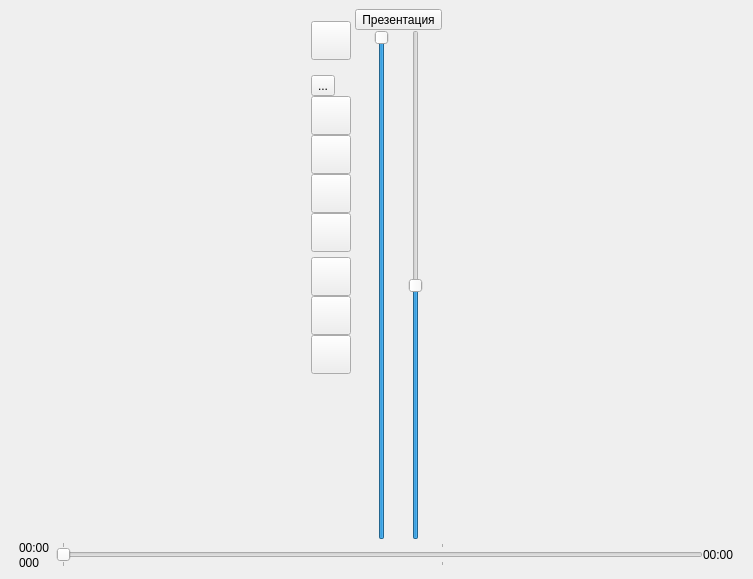
Eugene-q/PresenterPlayer, file GUI/main_window.ui: the form before one commit.
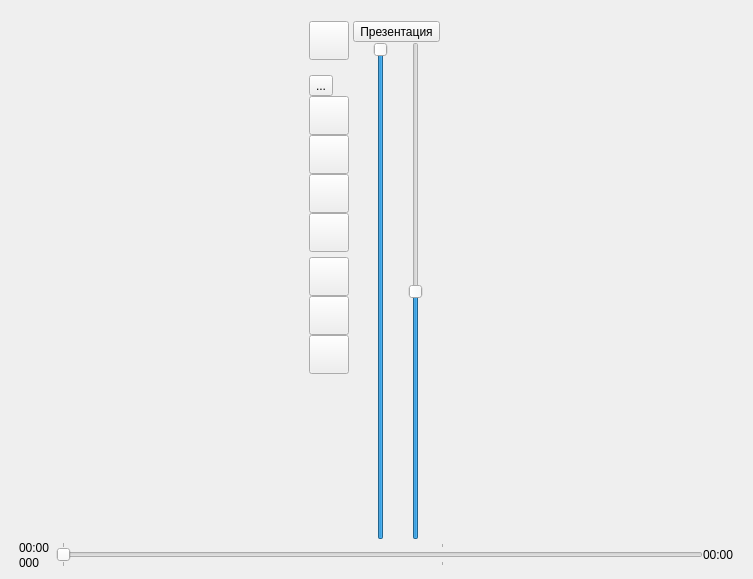
The form after the commit. Icons and pictures are not drawn.

Commit message: - Исправлено #103: Не дублировать настройки в атрибутах OptionsDialog. Хранить и использовать их прямо из элементов управления. Все, кроме signals_volume и пути к файлу последнего плейлиста. - Добавлена иконка кнопки режима презентации. Доработан стиль и положение в окне.

```diff
--- a/GUI/main_window.ui
+++ b/GUI/main_window.ui
@@ -461,11 +461,50 @@
             </property>
             <item>
              <layout class="QVBoxLayout" name="verticalLayout_4">
+              <property name="rightMargin">
+               <number>4</number>
+              </property>
+              <item>
+               <spacer name="verticalSpacer_5">
+                <property name="orientation">
+                 <enum>Qt::Vertical</enum>
+                </property>
+                <property name="sizeType">
+                 <enum>QSizePolicy::Fixed</enum>
+                </property>
+                <property name="sizeHint" stdset="0">
+                 <size>
+                  <width>20</width>
+                  <height>12</height>
+                 </size>
+                </property>
+               </spacer>
+              </item>
               <item>
                <widget class="QToolButton" name="buttonPresentationMode">
+                <property name="styleSheet">
+                 <string notr="true">::pressed
+{
+background-color: Red;
+}
+::checked
+{
+background-color: Red;
+}</string>
+                </property>
                 <property name="text">
                  <string>Презентация</string>
                 </property>
+                <property name="icon">
+                 <iconset resource="../assets/icons.qrc">
+                  <normaloff>:/player/icons/presentation_mode.png</normaloff>:/player/icons/presentation_mode.png</iconset>
+                </property>
+                <property name="iconSize">
+                 <size>
+                  <width>32</width>
+                  <height>32</height>
+                 </size>
+                </property>
                 <property name="checkable">
                  <bool>true</bool>
                 </property>
```
The commit also changes 4 other files.
